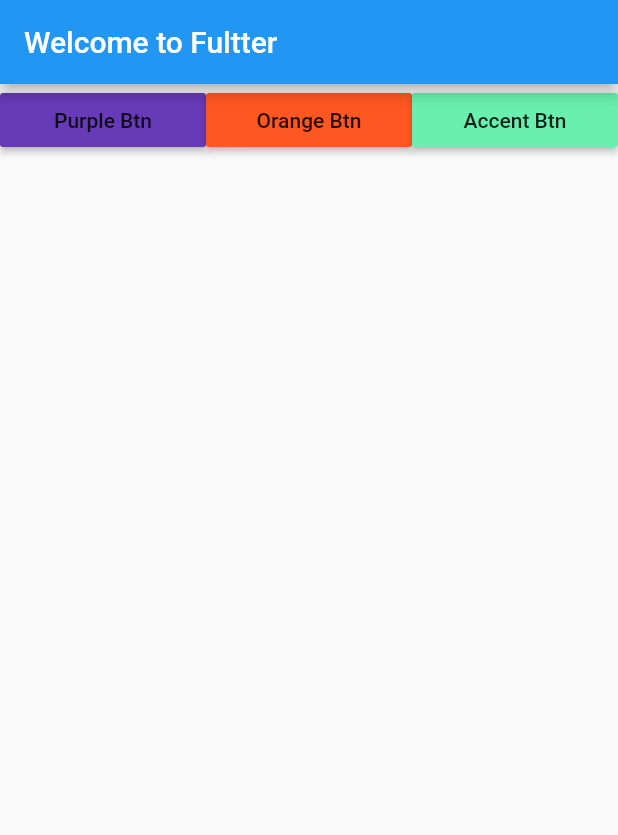
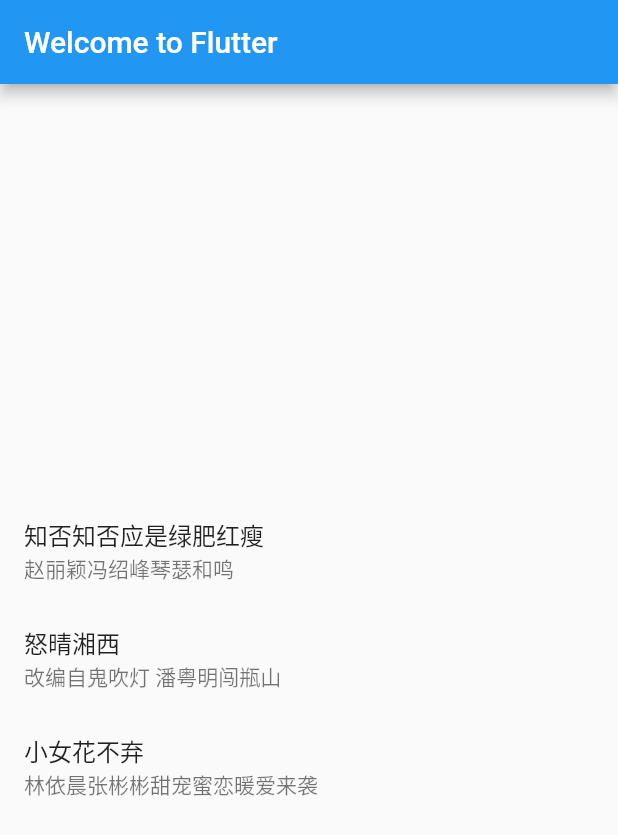
Before and after one commit to lanxuexing/flutter2study, a Flutter app: the screen it shows after launch, on a phone screen of 412 x 824 dp. Shown: the top 835 px of the screen. Run offline on Flutter 3.47's test engine with Material 2 defaults, Android fonts, the phone set to English and light mode, and no system bars.

Commit message:
Column Widget

```diff
--- a/lib/main.dart
+++ b/lib/main.dart
@@ -324,6 +324,50 @@
 /**
  * 9.Row Widget
  */
+// import 'package:flutter/material.dart';
+
+// void main() => runApp(MyApp());
+
+// class MyApp extends StatelessWidget {
+//   @override
+//   Widget build(BuildContext context) {
+//     return MaterialApp(
+//       title: 'Flutter Row Demo',
+//       home: Scaffold(
+//         appBar: AppBar(
+//           title: Text('Welcome to Fultter'),
+//         ),
+//         body: Row(
+//           children: <Widget>[
+//             Expanded(
+//               child: RaisedButton(
+//                 onPressed: () {},
+//                 color: Colors.deepPurple,
+//                 child: Text('Purple Btn'),
+//               ),
+//             ),
+//             Expanded(
+//               child: RaisedButton(
+//               onPressed: () {},
+//               color: Colors.deepOrange,
+//               child: Text('Orange Btn'),
+//             )),
+//             Expanded(
+//               child: RaisedButton(
+//               onPressed: () {},
+//               color: Colors.greenAccent,
+//               child: Text('Accent Btn'),
+//             )),
+//           ],
+//         ),
+//       ),
+//     );
+//   }
+// }
+
+/**
+ * 10.Column Widget
+ */
 import 'package:flutter/material.dart';
 
 void main() => runApp(MyApp());
@@ -332,33 +376,30 @@ class MyApp extends StatelessWidget {
   @override
   Widget build(BuildContext context) {
     return MaterialApp(
-      title: 'Flutter Row Demo',
+      title: 'Flutter Column Demo',
       home: Scaffold(
         appBar: AppBar(
-          title: Text('Welcome to Fultter'),
+          title: Text('Welcome to Flutter'),
         ),
-        body: Row(
-          children: <Widget>[
-            Expanded(
-              child: RaisedButton(
-                onPressed: () {},
-                color: Colors.deepPurple,
-                child: Text('Purple Btn'),
+        body: Center(
+          child: Column(
+            crossAxisAlignment: CrossAxisAlignment.center,
+            mainAxisAlignment: MainAxisAlignment.center,
+            children: <Widget>[
+              ListTile(
+                title: Text('知否知否应是绿肥红瘦'),
+                subtitle: Text('赵丽颖冯绍峰琴瑟和鸣'),
               ),
-            ),
-            Expanded(
-              child: RaisedButton(
-              onPressed: () {},
-              color: Colors.deepOrange,
-              child: Text('Orange Btn'),
-            )),
-            Expanded(
-              child: RaisedButton(
-              onPressed: () {},
-              color: Colors.greenAccent,
-              child: Text('Accent Btn'),
-            )),
-          ],
+              ListTile(
+                title: Text('怒晴湘西'),
+                subtitle: Text('改编自鬼吹灯 潘粤明闯瓶山'),
+              ),
+              ListTile(
+                title: Text('小女花不弃'),
+                subtitle: Text('林依晨张彬彬甜宠蜜恋暖爱来袭'),
+              ),
+            ],
+          ),
         ),
       ),
     );
```
